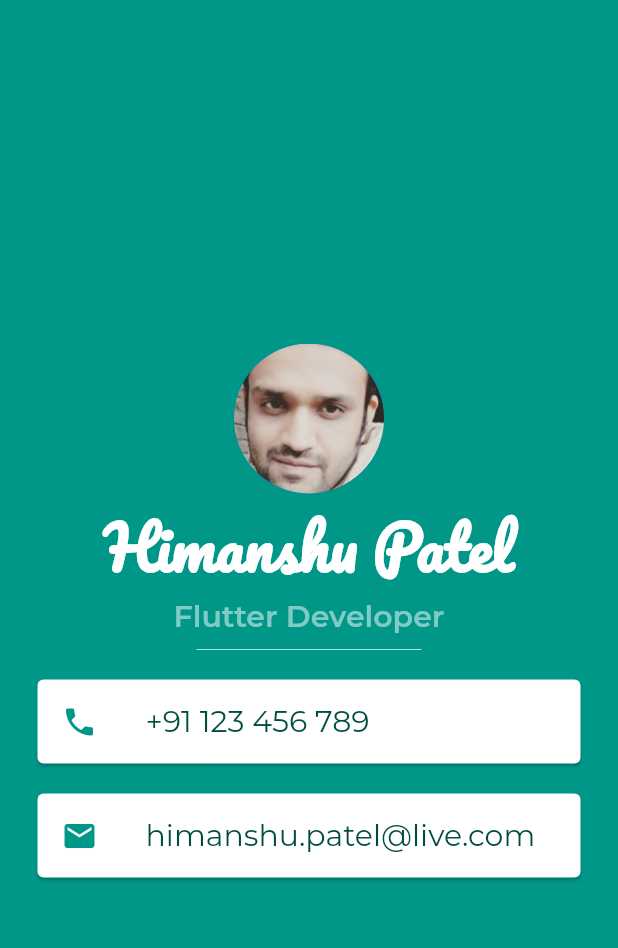
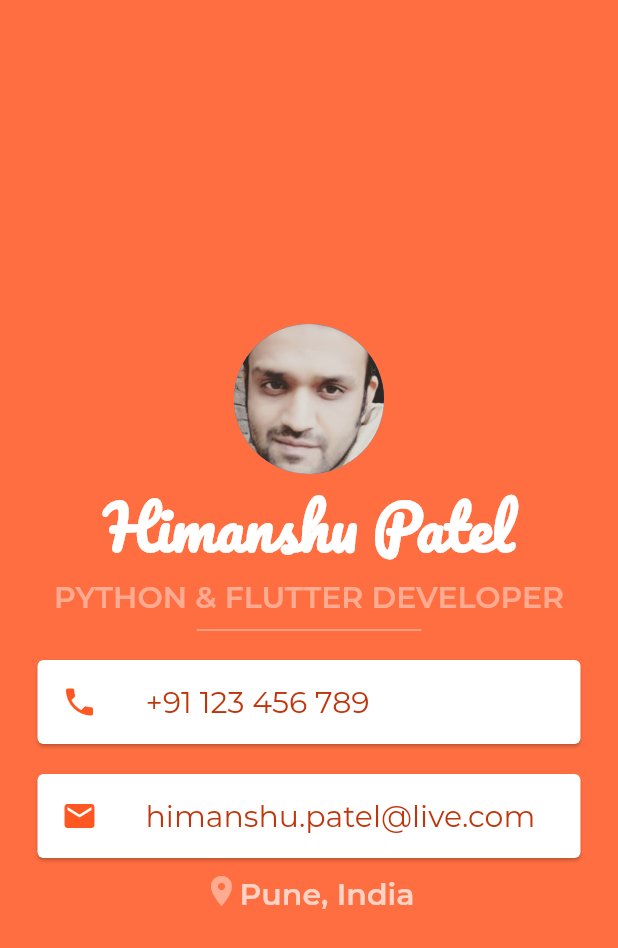
Before and after one commit to aidataguy/vcard, a Flutter app: the screen it shows after launch, on a phone screen of 412 x 824 dp. Shown: the top 948 px of the screen. Run offline on Flutter 3.47's test engine with Material 2 defaults, Android fonts, the phone set to English and light mode, and no system bars; project files that could hold a hidden picture were left out.

Commit message:
Screen shot added with updated readme
Signed-off-by: Himanshu Patel <himanshu-patel@live.com>

```diff
--- a/lib/main.dart
+++ b/lib/main.dart
@@ -8,7 +8,7 @@ class MyApp extends StatelessWidget {
   Widget build(BuildContext context) {
     return MaterialApp(
       home: Scaffold(
-        backgroundColor: Colors.teal,
+        backgroundColor: Colors.deepOrangeAccent,
         body: SafeArea(
           child: Column(
             mainAxisAlignment: MainAxisAlignment.center,
@@ -24,52 +24,70 @@ class MyApp extends StatelessWidget {
                       color: Colors.white,
                       fontWeight: FontWeight.bold)),
               Text(
-                'Flutter Developer',
+                'PYTHON & FLUTTER DEVELOPER',
                 style: TextStyle(
                     fontSize: 20.0,
                     fontFamily: 'Montserrat',
-                    color: Colors.teal.shade200,
+                    color: Colors.deepOrange.shade200,
                     fontWeight: FontWeight.bold),
               ),
               SizedBox(
                 height: 20.0,
                 width: 150.0,
-                child: Divider(color: Colors.teal.shade100),
+                child: Divider(color: Colors.deepOrange.shade100),
               ),
-              Card(
-                  margin:
-                      EdgeInsets.symmetric(vertical: 10.0, horizontal: 25.0),
-                  child: ListTile(
-                    leading: Icon(
-                      Icons.phone,
-                      color: Colors.teal,
-                    ),
-                    title: Text(
-                      '+91 123 456 789',
-                      style: TextStyle(
-                        color: Colors.teal.shade900,
-                        fontFamily: 'Montserrat',
-                        fontSize: 20.0,
-                      ),
-                    ),
-                  )),
               Card(
                 margin: EdgeInsets.symmetric(vertical: 10.0, horizontal: 25.0),
                 child: ListTile(
                   leading: Icon(
-                    Icons.email,
-                    color: Colors.teal,
+                    Icons.phone,
+                    color: Colors.deepOrange,
                   ),
                   title: Text(
-                    'himanshu.patel@live.com',
+                    '+91 123 456 789',
                     style: TextStyle(
-                      color: Colors.teal.shade900,
+                      color: Colors.deepOrange.shade900,
                       fontFamily: 'Montserrat',
                       fontSize: 20.0,
                     ),
                   ),
                 ),
               ),
+              Card(
+                margin: EdgeInsets.symmetric(vertical: 10.0, horizontal: 25.0),
+                child: ListTile(
+                  leading: Icon(
+                    Icons.email,
+                    color: Colors.deepOrange,
+                  ),
+                  title: Text(
+                    'himanshu.patel@live.com',
+                    style: TextStyle(
+                      color: Colors.deepOrange.shade900,
+                      fontFamily: 'Montserrat',
+                      fontSize: 20.0,
+                    ),
+                  ),
+                ),
+              ),
+              RichText(
+                  maxLines: 4,
+                  text: TextSpan(children: [
+                    WidgetSpan(
+                      child: Icon(
+                        Icons.location_on,
+                        color: Colors.deepOrange.shade200,
+                      ),
+                    ),
+                    TextSpan(
+                      text: 'Pune, India',
+                      style: TextStyle(
+                          fontSize: 20.0,
+                          fontFamily: 'Montserrat',
+                          color: Colors.white70,
+                          fontWeight: FontWeight.bold),
+                    ),
+                  ])),
             ],
           ),
         ),
```
Also changed, not shown: images/screen.png (added), 1 other file.
